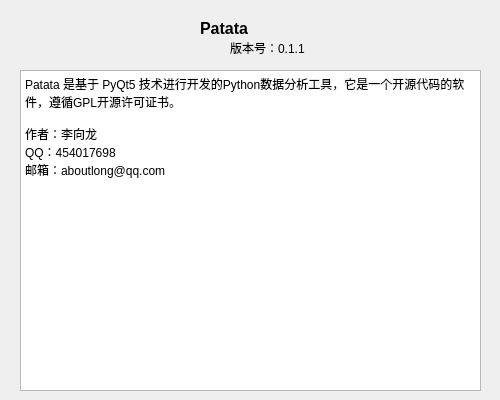
Qt form pyminer2/ui/base/aboutMe.ui (pyminer/pyminer) before a commit.
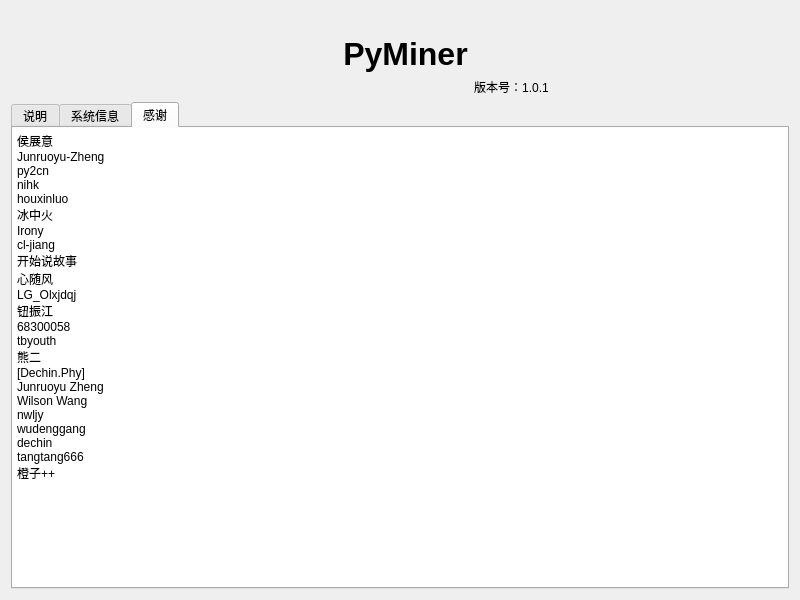
The same form after that commit. The open tabs and pages were chosen to show the change. Icons and pictures are not drawn.

Patch:
```diff
--- a/pyminer2/ui/base/aboutMe.ui
+++ b/pyminer2/ui/base/aboutMe.ui
@@ -6,96 +6,269 @@
    <rect>
     <x>0</x>
     <y>0</y>
-    <width>500</width>
-    <height>400</height>
+    <width>800</width>
+    <height>600</height>
    </rect>
   </property>
   <property name="minimumSize">
    <size>
-    <width>500</width>
-    <height>400</height>
+    <width>800</width>
+    <height>600</height>
    </size>
   </property>
   <property name="maximumSize">
    <size>
-    <width>500</width>
-    <height>400</height>
+    <width>800</width>
+    <height>600</height>
    </size>
   </property>
+  <property name="font">
+   <font>
+    <family>Albany AMT</family>
+   </font>
+  </property>
   <property name="windowTitle">
    <string>关于</string>
   </property>
-  <widget class="QLabel" name="label">
-   <property name="geometry">
-    <rect>
-     <x>200</x>
-     <y>20</y>
-     <width>161</width>
-     <height>16</height>
-    </rect>
-   </property>
-   <property name="font">
-    <font>
-     <pointsize>12</pointsize>
-     <weight>75</weight>
-     <bold>true</bold>
-    </font>
-   </property>
-   <property name="text">
-    <string>Patata</string>
-   </property>
-  </widget>
-  <widget class="QLabel" name="label_2">
-   <property name="geometry">
-    <rect>
-     <x>230</x>
-     <y>40</y>
-     <width>101</width>
-     <height>16</height>
-    </rect>
-   </property>
-   <property name="text">
-    <string>版本号：0.1.1</string>
-   </property>
-  </widget>
-  <widget class="QTextBrowser" name="textBrowser">
-   <property name="geometry">
-    <rect>
-     <x>20</x>
-     <y>70</y>
-     <width>461</width>
-     <height>321</height>
-    </rect>
-   </property>
-   <property name="html">
-    <string>&lt;!DOCTYPE HTML PUBLIC &quot;-//W3C//DTD HTML 4.0//EN&quot; &quot;http://www.w3.org/TR/REC-html40/strict.dtd&quot;&gt;
-&lt;html&gt;&lt;head&gt;&lt;meta name=&quot;qrichtext&quot; content=&quot;1&quot; /&gt;&lt;style type=&quot;text/css&quot;&gt;
-p, li { white-space: pre-wrap; }
-&lt;/style&gt;&lt;/head&gt;&lt;body style=&quot; font-family:'SimSun'; font-size:9pt; font-weight:400; font-style:normal;&quot;&gt;
-&lt;p style=&quot; margin-top:0px; margin-bottom:0px; margin-left:0px; margin-right:0px; -qt-block-indent:0; text-indent:0px;&quot;&gt;Patata 是基于 PyQt5 技术进行开发的Python数据分析工具，它是一个开源代码的软件，遵循GPL开源许可证书。&lt;/p&gt;
-&lt;p style=&quot;-qt-paragraph-type:empty; margin-top:0px; margin-bottom:0px; margin-left:0px; margin-right:0px; -qt-block-indent:0; text-indent:0px;&quot;&gt;&lt;br /&gt;&lt;/p&gt;
-&lt;p style=&quot; margin-top:0px; margin-bottom:0px; margin-left:0px; margin-right:0px; -qt-block-indent:0; text-indent:0px;&quot;&gt;作者：李向龙&lt;/p&gt;
-&lt;p style=&quot; margin-top:0px; margin-bottom:0px; margin-left:0px; margin-right:0px; -qt-block-indent:0; text-indent:0px;&quot;&gt;QQ：454017698&lt;/p&gt;
-&lt;p style=&quot; margin-top:0px; margin-bottom:0px; margin-left:0px; margin-right:0px; -qt-block-indent:0; text-indent:0px;&quot;&gt;邮箱：aboutlong@qq.com&lt;/p&gt;
-&lt;p style=&quot;-qt-paragraph-type:empty; margin-top:0px; margin-bottom:0px; margin-left:0px; margin-right:0px; -qt-block-indent:0; text-indent:0px;&quot;&gt;&lt;br /&gt;&lt;/p&gt;&lt;/body&gt;&lt;/html&gt;</string>
-   </property>
-  </widget>
-  <widget class="QLabel" name="label_logo">
-   <property name="geometry">
-    <rect>
-     <x>100</x>
-     <y>5</y>
-     <width>64</width>
-     <height>64</height>
-    </rect>
-   </property>
-   <property name="styleSheet">
-    <string notr="true">image: url(:/pyqt/source/icons/base/64.png);</string>
-   </property>
-   <property name="text">
-    <string/>
-   </property>
-  </widget>
+  <layout class="QVBoxLayout" name="verticalLayout">
+   <item>
+    <layout class="QHBoxLayout" name="horizontalLayout">
+     <item>
+      <spacer name="horizontalSpacer">
+       <property name="orientation">
+        <enum>Qt::Horizontal</enum>
+       </property>
+       <property name="sizeHint" stdset="0">
+        <size>
+         <width>40</width>
+         <height>20</height>
+        </size>
+       </property>
+      </spacer>
+     </item>
+     <item>
+      <widget class="QLabel" name="label_3">
+       <property name="minimumSize">
+        <size>
+         <width>85</width>
+         <height>85</height>
+        </size>
+       </property>
+       <property name="maximumSize">
+        <size>
+         <width>85</width>
+         <height>85</height>
+        </size>
+       </property>
+       <property name="text">
+        <string/>
+       </property>
+       <property name="pixmap">
+        <pixmap resource="../pyqtsource.qrc">:/logo/source/icons/logo.png</pixmap>
+       </property>
+       <property name="scaledContents">
+        <bool>true</bool>
+       </property>
+      </widget>
+     </item>
+     <item>
+      <widget class="QLabel" name="label">
+       <property name="font">
+        <font>
+         <family>Microsoft YaHei UI</family>
+         <pointsize>24</pointsize>
+         <weight>75</weight>
+         <bold>true</bold>
+        </font>
+       </property>
+       <property name="text">
+        <string>PyMiner</string>
+       </property>
+       <property name="scaledContents">
+        <bool>true</bool>
+       </property>
+       <property name="alignment">
+        <set>Qt::AlignCenter</set>
+       </property>
+      </widget>
+     </item>
+     <item>
+      <widget class="QLabel" name="label_2">
+       <property name="font">
+        <font>
+         <family>Microsoft YaHei UI</family>
+        </font>
+       </property>
+       <property name="text">
+        <string>版本号：1.0.1</string>
+       </property>
+       <property name="alignment">
+        <set>Qt::AlignBottom|Qt::AlignHCenter</set>
+       </property>
+      </widget>
+     </item>
+     <item>
+      <spacer name="horizontalSpacer_2">
+       <property name="orientation">
+        <enum>Qt::Horizontal</enum>
+       </property>
+       <property name="sizeHint" stdset="0">
+        <size>
+         <width>40</width>
+         <height>20</height>
+        </size>
+       </property>
+      </spacer>
+     </item>
+    </layout>
+   </item>
+   <item>
+    <widget class="QTabWidget" name="tabWidget">
+     <property name="font">
+      <font>
+       <family>Microsoft YaHei UI</family>
+      </font>
+     </property>
+     <property name="currentIndex">
+      <number>0</number>
+     </property>
+     <widget class="QWidget" name="tab">
+      <attribute name="title">
+       <string>说明</string>
+      </attribute>
+      <layout class="QVBoxLayout" name="verticalLayout_2">
+       <property name="spacing">
+        <number>0</number>
+       </property>
+       <property name="leftMargin">
+        <number>0</number>
+       </property>
+       <property name="topMargin">
+        <number>0</number>
+       </property>
+       <property name="rightMargin">
+        <number>0</number>
+       </property>
+       <property name="bottomMargin">
+        <number>0</number>
+       </property>
+       <item>
+        <widget class="QPlainTextEdit" name="plainTextEdit">
+         <property name="font">
+          <font>
+           <family>Microsoft YaHei UI</family>
+          </font>
+         </property>
+         <property name="frameShape">
+          <enum>QFrame::NoFrame</enum>
+         </property>
+         <property name="plainText">
+          <string>PyMiner一款基于数据工作空间的数学工具，通过加载插件的方式实现不同的需求，用易于操作的形式完成数学计算相关工作。
+
+作者：PyMiner Development Team
+QQ：454017698
+邮箱：aboutlong@qq.com</string>
+         </property>
+        </widget>
+       </item>
+      </layout>
+     </widget>
+     <widget class="QWidget" name="tab_2">
+      <attribute name="title">
+       <string>系统信息</string>
+      </attribute>
+      <layout class="QVBoxLayout" name="verticalLayout_3">
+       <property name="spacing">
+        <number>0</number>
+       </property>
+       <property name="leftMargin">
+        <number>0</number>
+       </property>
+       <property name="topMargin">
+        <number>0</number>
+       </property>
+       <property name="rightMargin">
+        <number>0</number>
+       </property>
+       <property name="bottomMargin">
+        <number>0</number>
+       </property>
+       <item>
+        <widget class="QPlainTextEdit" name="feedback">
+         <property name="font">
+          <font>
+           <family>Microsoft YaHei UI</family>
+          </font>
+         </property>
+         <property name="frameShape">
+          <enum>QFrame::NoFrame</enum>
+         </property>
+        </widget>
+       </item>
+      </layout>
+     </widget>
+     <widget class="QWidget" name="tab_3">
+      <attribute name="title">
+       <string>感谢</string>
+      </attribute>
+      <layout class="QVBoxLayout" name="verticalLayout_4">
+       <property name="spacing">
+        <number>0</number>
+       </property>
+       <property name="leftMargin">
+        <number>0</number>
+       </property>
+       <property name="topMargin">
+        <number>0</number>
+       </property>
+       <property name="rightMargin">
+        <number>0</number>
+       </property>
+       <property name="bottomMargin">
+        <number>0</number>
+       </property>
+       <item>
+        <widget class="QPlainTextEdit" name="plainTextEdit_2">
+         <property name="font">
+          <font>
+           <family>Microsoft YaHei UI</family>
+          </font>
+         </property>
+         <property name="frameShape">
+          <enum>QFrame::NoFrame</enum>
+         </property>
+         <property name="plainText">
+          <string>侯展意
+Junruoyu-Zheng
+py2cn
+nihk
+houxinluo
+冰中火
+Irony
+cl-jiang
+开始说故事
+心随风
+LG_Olxjdqj
+钮振江
+68300058
+tbyouth
+熊二
+[Dechin.Phy]
+Junruoyu Zheng
+Wilson Wang
+nwljy
+wudenggang
+dechin
+tangtang666
+橙子++</string>
+         </property>
+        </widget>
+       </item>
+      </layout>
+     </widget>
+    </widget>
+   </item>
+  </layout>
  </widget>
  <resources>
   <include location="../pyqtsource.qrc"/>
```
